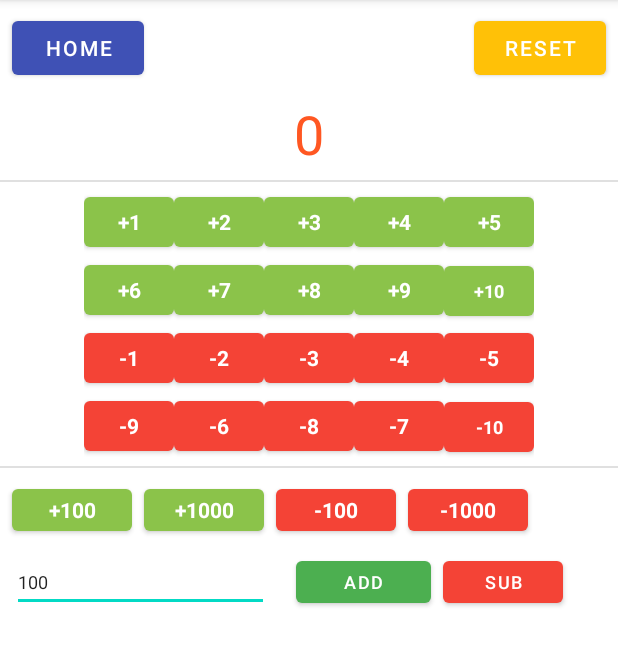
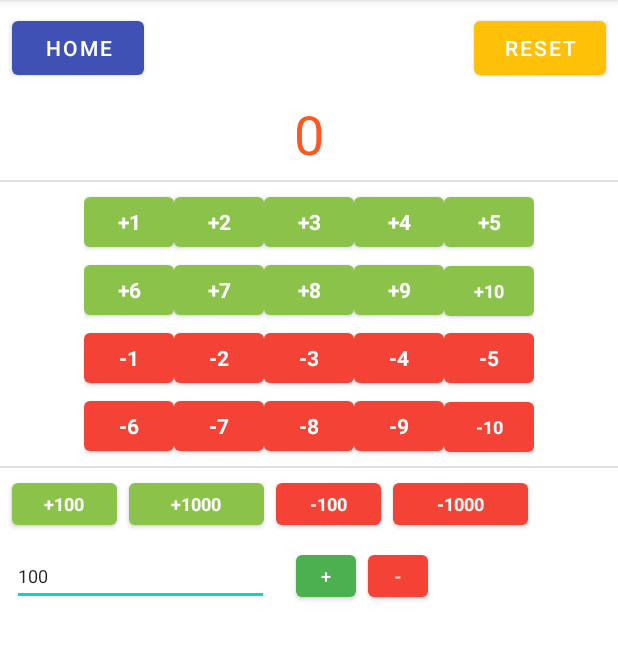
Before and after one commit to sanjeevchougala/AndroidStudioProjects, an Android app: the AddSub screen opened directly, with no data from a screen before it, on a phone screen of 412 x 824 dp, the part 84-750 px from its top. Run offline under Robolectric (Android 15) with nearby library versions, the phone set to English and light mode, and no system bars.

Commit message:
updated LEarn app

```diff
--- a/FunOFunTimes/app/build.gradle
+++ b/FunOFunTimes/app/build.gradle
@@ -11,8 +11,8 @@ android {
         applicationId "com.funofuntime.funofuntimes"
         minSdkVersion 20
         targetSdkVersion 30
-        versionCode 4
-        versionName "4.0"
+        versionCode 5
+        versionName "5.0"
 
         testInstrumentationRunner "androidx.test.runner.AndroidJUnitRunner"
     }
--- a/FunOFunTimes/app/src/main/res/layout/activity_addsub.xml
+++ b/FunOFunTimes/app/src/main/res/layout/activity_addsub.xml
@@ -268,11 +268,11 @@
                 android:layout_weight="1">
 
                 <Button
-                    android:id="@+id/minus9"
+                    android:id="@+id/minus6"
                     android:layout_width="60dp"
                     android:layout_height="45dp"
-                    android:tag="-9"
-                    android:text="@string/minus9"
+                    android:tag="-6"
+                    android:text="@string/minus6"
                     android:textAppearance="@style/TextAppearance.AppCompat.Large"
                     android:textSize="14sp"
                     android:textStyle="bold"
@@ -280,11 +280,11 @@
                     app:backgroundTintMode="add" />
 
                 <Button
-                    android:id="@+id/minus6"
+                    android:id="@+id/minus7"
                     android:layout_width="60dp"
                     android:layout_height="45dp"
-                    android:tag="-6"
-                    android:text="@string/minus6"
+                    android:tag="-7"
+                    android:text="@string/minus7"
                     android:textAppearance="@style/TextAppearance.AppCompat.Large"
                     android:textSize="14sp"
                     android:textStyle="bold"
@@ -304,11 +304,11 @@
                     app:backgroundTintMode="add" />
 
                 <Button
-                    android:id="@+id/minus7"
+                    android:id="@+id/minus9"
                     android:layout_width="60dp"
                     android:layout_height="45dp"
-                    android:tag="-7"
-                    android:text="@string/minus7"
+                    android:tag="-9"
+                    android:text="@string/minus9"
                     android:textAppearance="@style/TextAppearance.AppCompat.Large"
                     android:textSize="14sp"
                     android:textStyle="bold"
@@ -340,15 +340,15 @@
 
     <Button
         android:id="@+id/plus100"
-        android:layout_width="80dp"
+        android:layout_width="70dp"
         android:layout_height="40dp"
         android:layout_marginStart="8dp"
-        android:layout_marginTop="8dp"
+        android:layout_marginTop="4dp"
         android:layout_weight="1"
         android:tag="100"
         android:text="@string/_100"
         android:textAppearance="@style/TextAppearance.AppCompat.Large"
-        android:textSize="14sp"
+        android:textSize="12sp"
         android:textStyle="bold"
         app:backgroundTint="#8BC34A"
         app:backgroundTintMode="add"
@@ -357,14 +357,14 @@
 
     <Button
         android:id="@+id/plus1000"
-        android:layout_width="80dp"
+        android:layout_width="90dp"
         android:layout_height="40dp"
         android:layout_marginStart="8dp"
         android:layout_weight="1"
         android:tag="1000"
         android:text="@string/_1000"
         android:textAppearance="@style/TextAppearance.AppCompat.Large"
-        android:textSize="14sp"
+        android:textSize="12sp"
         android:textStyle="bold"
         app:backgroundTint="#8BC34A"
         app:backgroundTintMode="add"
@@ -373,7 +373,7 @@
 
     <Button
         android:id="@+id/minus100"
-        android:layout_width="80dp"
+        android:layout_width="70dp"
         android:layout_height="40dp"
         android:layout_marginStart="8dp"
 
@@ -381,7 +381,7 @@
         android:tag="-100"
         android:text="@string/_m100"
         android:textAppearance="@style/TextAppearance.AppCompat.Large"
-        android:textSize="14sp"
+        android:textSize="12sp"
         android:textStyle="bold"
         app:backgroundTint="#F44336"
         app:backgroundTintMode="add"
@@ -390,14 +390,14 @@
 
     <Button
         android:id="@+id/minus1000"
-        android:layout_width="80dp"
+        android:layout_width="90dp"
         android:layout_height="40dp"
         android:layout_marginStart="8dp"
         android:layout_weight="1"
         android:tag="-1000"
         android:text="@string/_m1000"
         android:textAppearance="@style/TextAppearance.AppCompat.Large"
-        android:textSize="14sp"
+        android:textSize="12sp"
         android:textStyle="bold"
         app:backgroundTint="#F44336"
         app:backgroundTintMode="add"
@@ -422,11 +422,11 @@
 
     <Button
         android:id="@+id/subButton"
-        android:layout_width="80dp"
+        android:layout_width="40dp"
         android:layout_height="40dp"
         android:layout_marginStart="8dp"
         android:layout_weight="1"
-        android:text="@string/sub"
+        android:text="@string/minus"
         android:textSize="12sp"
         app:backgroundTint="#F44336"
         app:layout_constraintBottom_toBottomOf="@+id/addButton"
@@ -434,7 +434,7 @@
 
     <Button
         android:id="@+id/addButton"
-        android:layout_width="90dp"
+        android:layout_width="40dp"
         android:layout_height="40dp"
         android:layout_marginStart="18dp"
         android:layout_weight="1"
--- a/FunOFunTimes/app/src/main/res/layout/activity_multiplication_row.xml
+++ b/FunOFunTimes/app/src/main/res/layout/activity_multiplication_row.xml
@@ -11,7 +11,6 @@
         android:layout_width="wrap_content"
         android:layout_height="wrap_content"
         android:layout_marginStart="8dp"
-        android:layout_marginTop="4dp"
         android:text="@string/numTextView"
         android:textSize="14sp"
         app:layout_constraintStart_toStartOf="parent"
--- a/FunOFunTimes/app/src/main/res/layout/activity_num_practice.xml
+++ b/FunOFunTimes/app/src/main/res/layout/activity_num_practice.xml
@@ -14,6 +14,7 @@
         android:layout_marginTop="8dp"
         android:shadowColor="@color/black"
         android:text="@string/home"
+        android:textSize="12sp"
         app:backgroundTint="#3F51B5"
         app:layout_constraintStart_toStartOf="parent"
         app:layout_constraintTop_toTopOf="parent" />
@@ -22,11 +23,12 @@
         android:id="@+id/rollButton"
         android:layout_width="wrap_content"
         android:layout_height="wrap_content"
+        android:layout_marginStart="24dp"
         android:text="@string/get_a_number"
+        android:textSize="12sp"
         app:backgroundTint="#8BC34A"
         app:layout_constraintBottom_toBottomOf="@id/homeButton"
-        app:layout_constraintEnd_toEndOf="parent"
-        app:layout_constraintStart_toStartOf="parent" />
+        app:layout_constraintStart_toEndOf="@+id/homeButton" />
 
     <ScrollView
         android:layout_width="0dp"
--- a/FunOFunTimes/app/src/main/res/layout/activity_tic_tac_toe.xml
+++ b/FunOFunTimes/app/src/main/res/layout/activity_tic_tac_toe.xml
@@ -267,7 +267,7 @@
         android:layout_marginBottom="8dp"
         android:text="@string/play_again"
         android:visibility="invisible"
-        app:backgroundTint="#8BC34A"
+        app:backgroundTint="@color/black"
         app:layout_constraintBottom_toBottomOf="parent"
         app:layout_constraintEnd_toEndOf="parent"
         app:layout_constraintHorizontal_bias="0.5"
--- a/FunOFunTimes/app/src/main/res/values/strings.xml
+++ b/FunOFunTimes/app/src/main/res/values/strings.xml
@@ -30,19 +30,15 @@
     <string name="reset">RESET</string>
     <string name="_m100">-100</string>
     <string name="_m1000">-1000</string>
-    <string name="sub">Sub</string>
-    <string name="plus">Add</string>
+    <string name="plus">+</string>
     <string name="get_a_number">GET A NUMBER</string>
-    <string name="set_limit">Set Limit</string>
+    <string name="set_limit">Set Limit (1 -100)</string>
     <string name="learn_add_sub"><![CDATA[Learn ADD & SUB]]></string>
     <string name="home">Home</string>
-    <string name="monday">Monday</string>
     <string name="practice_numbers">Practice Numbers</string>
     <string name="learn_numbers">Learn Numbers</string>
     <string name="set">SET</string>
     <string name="L100">100</string>
-    <string name="activitybutton">activityButton</string>
-    <string name="title_activity_games_acticity">GamesActicity</string>
     <string name="tab_text_1">Tab 1</string>
     <string name="tab_text_2">Tab 2</string>
     <string name="_1tictactoebtn">1</string>
@@ -67,7 +63,6 @@
     <string name="tic_tac_toe">Tic Tac Toe</string>
     <string name="numTextView">TextView</string>
     <string name="multiplication_table">Multiplication Table</string>
-    <string name="numtextview">NumTextView</string>
     <string name="back_to_table">Back To Table</string>
     <string name="a_z_and_a_z">Aa-Zz</string>
     <string name="a_z">a-z</string>
@@ -75,4 +70,5 @@
     <string name="a">A</string>
     <string name="next_letter">Next Letter</string>
     <string name="back">back</string>
+    <string name="minus">-</string>
 </resources>
```
Also changed, not shown: FunOFunTimes/app/src/main/java/com/funofuntime/funofuntimes/ActivitiesSelectorAdapter.kt (deleted, +0 -43 lines), FunOFunTimes/app/src/main/java/com/funofuntime/funofuntimes/MainActivity.kt (+0 -26 lines), FunOFunTimes/app/src/main/res/layout/activity_alphabets.xml (+27 -20 lines), FunOFunTimes/app/src/main/res/layout/activity_num_multiplication_table.xml (+10 -10 lines), FunOFunTimes/app/src/main/res/layout/activity_row.xml (deleted, +0 -16 lines).
